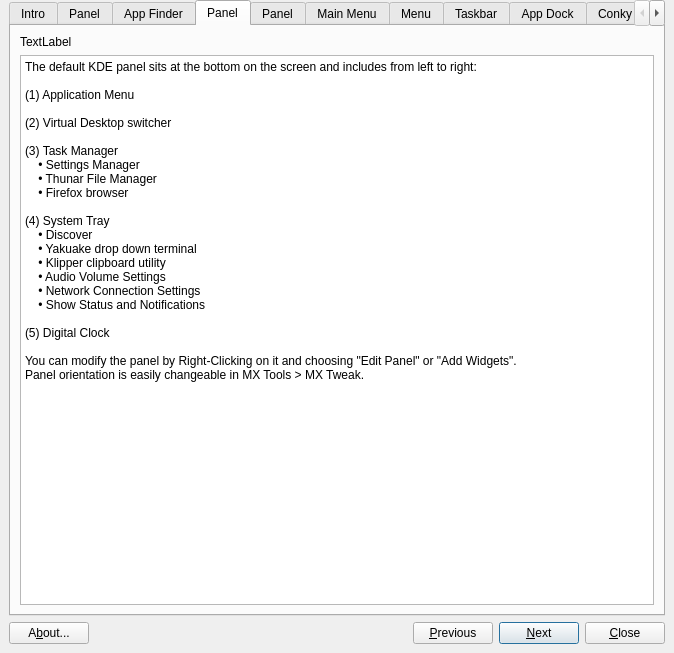
The window that mainwindow.ui (MX-Linux/mx-tour) describes before a commit, drawn with Qt 5.
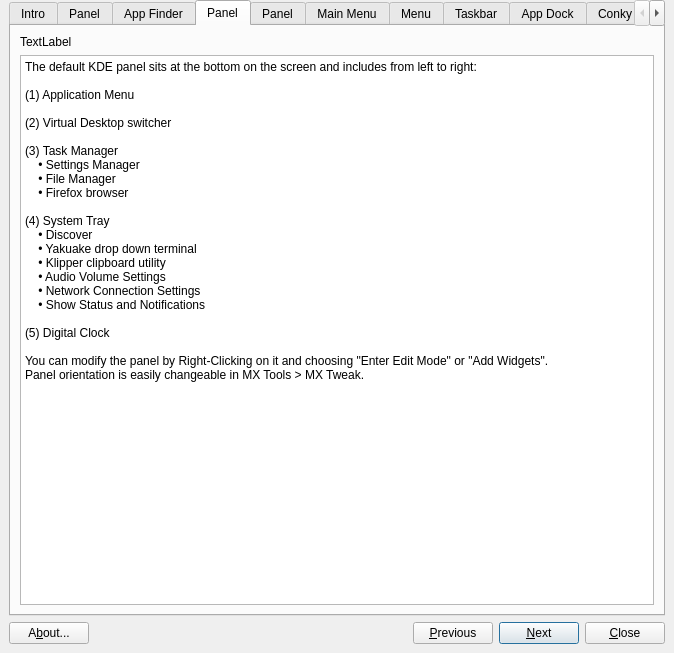
The same window after the commit. The open tabs and pages were chosen to show the change. Icons and pictures are not drawn. Custom widgets are drawn as their Qt base class.

Commit message: restore KDE panel string changes

The edit to the form file:
```diff
--- a/mainwindow.ui
+++ b/mainwindow.ui
@@ -357,7 +357,7 @@
 
 (3) Task Manager
     • Settings Manager
-    • Thunar File Manager
+    • File Manager
     • Firefox browser
 
 (4) System Tray
@@ -370,7 +370,7 @@
 
 (5) Digital Clock
 
-You can modify the panel by Right-Clicking on it and choosing &quot;Edit Panel&quot; or &quot;Add Widgets&quot;.
+You can modify the panel by Right-Clicking on it and choosing &quot;Enter Edit Mode&quot; or &quot;Add Widgets&quot;.
 Panel orientation is easily changeable in MX Tools &gt; MX Tweak.
 </string>
              </property>
```
Left out of the diff: 2 changed lines with no effect on the pictures. The commit also changes 1 other file.
